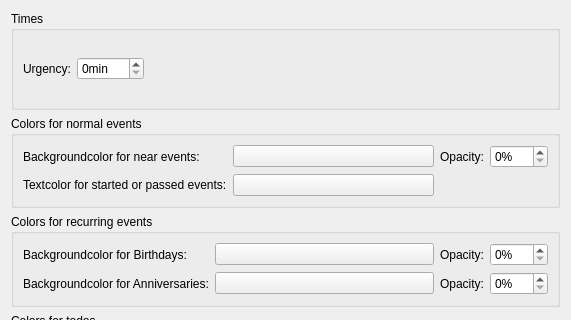
Qt form src/applet/eventappletcolorconfig.ui (KDE/plasmoid-eventlist) before a commit; both pictures show x 0 to 571 and y 0 to 320 of the 571 by 687 pixel window.
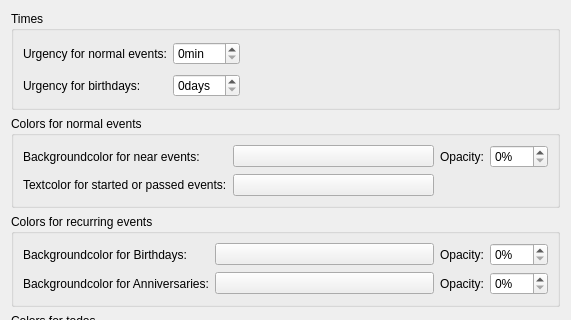
The same form after that commit. Custom widgets are drawn as their Qt base class.

Commit message: a few days urgency for birthdays and anniversaries

The edit to the form file:
```diff
--- a/src/applet/eventappletcolorconfig.ui
+++ b/src/applet/eventappletcolorconfig.ui
@@ -19,15 +19,15 @@
      <property name="title">
       <string>Times</string>
      </property>
-     <layout class="QHBoxLayout" name="horizontalLayout">
-      <item>
+     <layout class="QGridLayout" name="gridLayout_4">
+      <item row="0" column="0">
        <widget class="QLabel" name="label_8">
         <property name="text">
-         <string>Urgency:</string>
+         <string>Urgency for normal events:</string>
         </property>
        </widget>
       </item>
-      <item>
+      <item row="0" column="1">
        <widget class="KIntSpinBox" name="urgencyBox">
         <property name="toolTip">
          <string>The time left until a event is marked as soon beginning.</string>
@@ -40,7 +40,7 @@
         </property>
        </widget>
       </item>
-      <item>
+      <item row="0" column="2" rowspan="2">
        <spacer name="horizontalSpacer">
         <property name="orientation">
          <enum>Qt::Horizontal</enum>
@@ -53,6 +53,23 @@
         </property>
        </spacer>
       </item>
+      <item row="1" column="0">
+       <widget class="QLabel" name="label_11">
+        <property name="text">
+         <string>Urgency for birthdays:</string>
+        </property>
+       </widget>
+      </item>
+      <item row="1" column="1">
+       <widget class="KIntSpinBox" name="birthdayUrgencyBox">
+        <property name="suffix">
+         <string>days</string>
+        </property>
+        <property name="maximum">
+         <number>30</number>
+        </property>
+       </widget>
+      </item>
      </layout>
     </widget>
    </item>
```
The commit also changes 4 other files.
